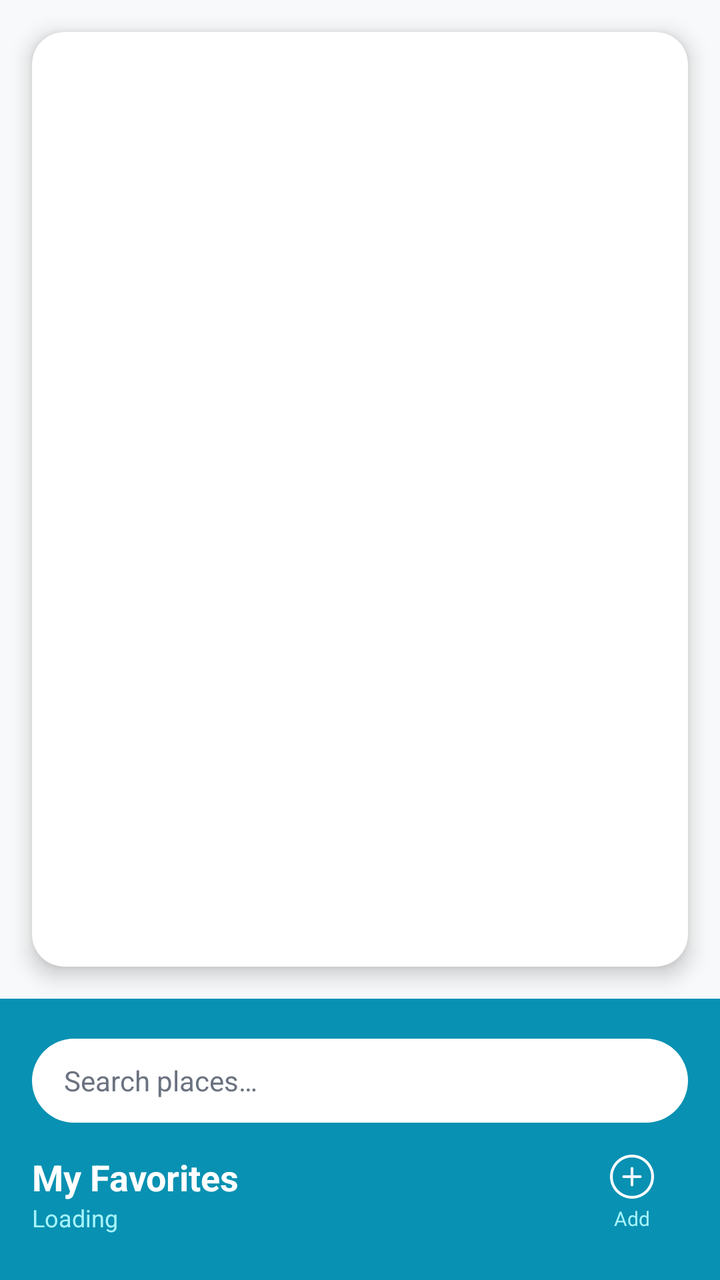
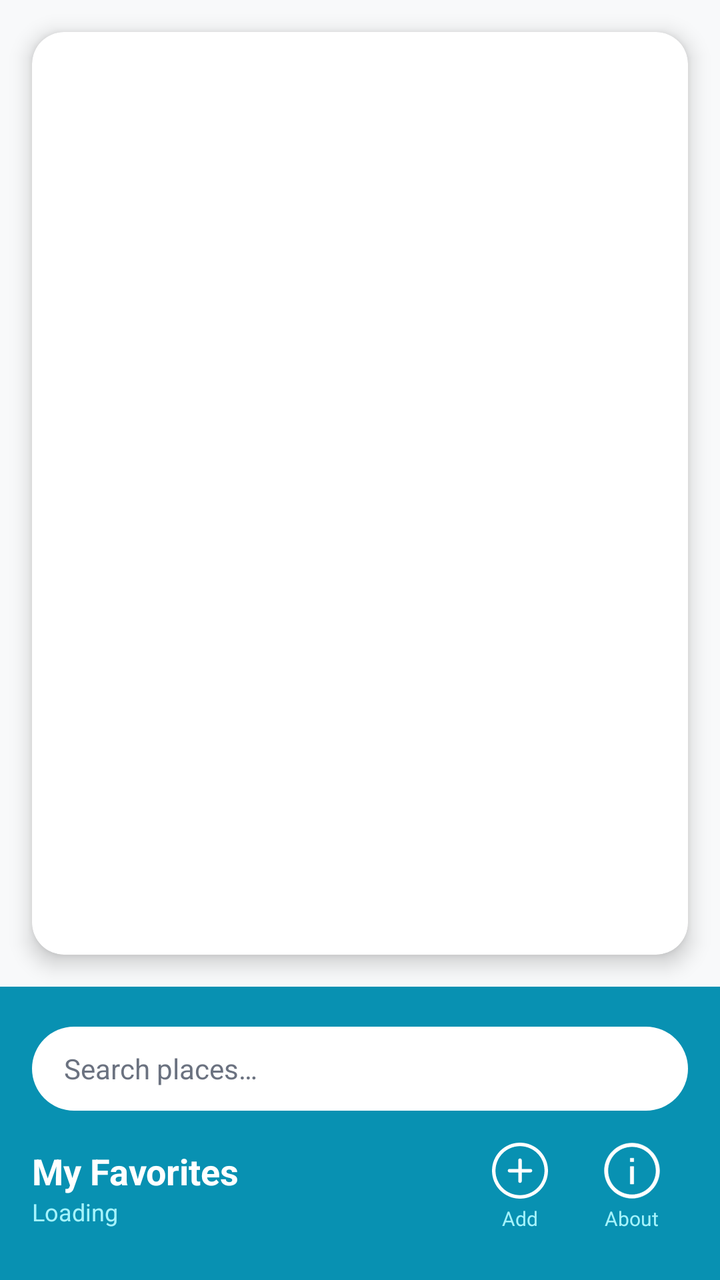

Before-and-after screenshots of an Android layout around one commit, followed by the original layout XML and the change that was made.
<!-- AndroidManifest.xml: application theme Theme.Favorite -->
<!-- res/layout/activity_main.xml -->
<?xml version="1.0" encoding="utf-8"?>
<LinearLayout xmlns:android="http://schemas.android.com/apk/res/android"
    xmlns:app="http://schemas.android.com/apk/res-auto"
    xmlns:tools="http://schemas.android.com/tools"
    android:layout_width="match_parent"
    android:layout_height="match_parent"
    android:orientation="vertical"
    android:background="#F8F9FA"
    tools:context=".Controllers.MainController">

    <com.google.android.material.card.MaterialCardView
        android:layout_width="match_parent"
        android:layout_height="wrap_content"
        android:layout_margin="16dp"
        app:cardCornerRadius="16dp"
        app:cardElevation="6dp"
        android:layout_weight="1"
        app:cardBackgroundColor="@color/white">
    <ListView
        android:id="@+id/listView"
        android:layout_width="match_parent"
        android:layout_height="wrap_content"
        android:divider="@color/border_color"
        android:dividerHeight="1dp"
        android:listSelector="@android:color/transparent"  />

    </com.google.android.material.card.MaterialCardView>

    <LinearLayout
        android:orientation="vertical"
        android:background="@color/purple_500"
        android:paddingTop="20dp"
        android:paddingBottom="20dp"
        android:paddingLeft="16dp"
        android:paddingRight="16dp"
        android:layout_width="match_parent"
        android:layout_height="wrap_content">

        <EditText
            android:id="@+id/search_place"
            android:layout_width="match_parent"
            android:layout_height="42dp"
            android:layout_marginBottom="12dp"
            android:paddingLeft="16dp"
            android:paddingRight="16dp"
            android:hint="Search places…"
            android:background="@drawable/bg_search_pill"
            android:textColor="@color/text_primary"
            android:textColorHint="@color/text_gray"
            android:textSize="14sp" />
        <LinearLayout
            android:layout_width="match_parent"
            android:layout_height="wrap_content"
            android:orientation="horizontal"
            android:gravity="center_vertical">

            
            <LinearLayout
                android:layout_weight="1"
                android:orientation="vertical"
                android:layout_width="0dp"
                android:layout_height="wrap_content">

                <TextView
                    android:text="@string/title_toolBar"
                    android:textSize="18sp"
                    android:textStyle="bold"
                    android:textColor="@color/white"
                    android:layout_width="wrap_content"
                    android:layout_height="wrap_content" />

                <TextView
                    android:id="@+id/number_of_social"
                    android:text="@string/num_places"
                    android:textSize="12sp"
                    android:textColor="@color/header_subtitle"
                    android:layout_width="wrap_content"
                    android:layout_height="wrap_content" />
            </LinearLayout>


            
            <LinearLayout
                android:onClick="openPlaceSaver"
                android:orientation="vertical"
                android:gravity="center"
                android:layout_width="56dp"
                android:layout_height="wrap_content"
                android:paddingTop="4dp"
                android:paddingBottom="4dp">
                <ImageView
                    android:src="@drawable/plus"
                    android:layout_width="22dp"
                    android:layout_height="22dp" />
                <TextView
                    android:text="Add"
                    android:textSize="10sp"
                    android:textColor="@color/header_subtitle"
                    android:layout_marginTop="3dp"
                    android:layout_width="wrap_content"
                    android:layout_height="wrap_content" />
            </LinearLayout>

        </LinearLayout>
    </LinearLayout>

</LinearLayout>
<!-- resources referenced by this layout -->
<resources>
  <color name="border_color">#A5F3FC</color>
  <color name="header_subtitle">#A5F3FC</color>
  <color name="purple_500">#0891B2</color>
  <color name="text_gray">#6B7280</color>
  <color name="text_primary">#0C4A6E</color>
  <color name="white">#FFFFFFFF</color>
  <!-- drawable bg_search_pill (drawable) -->
  <?xml version="1.0" encoding="utf-8"?>
  <shape xmlns:android="http://schemas.android.com/apk/res/android"
      android:shape="rectangle">
      <corners android:radius="21dp" />
      <solid android:color="@color/surface" />
  </shape>
  <!-- drawable plus (drawable) -->
  <vector xmlns:android="http://schemas.android.com/apk/res/android" android:height="30dp" android:viewportHeight="32" android:viewportWidth="32" android:width="30dp">
        
      <path android:fillColor="#ffffff" android:fillType="evenOdd" android:pathData="M16,30C8.268,30 2,23.73 2,16C2,8.27 8.268,2 16,2C23.732,2 30,8.27 30,16C30,23.73 23.732,30 16,30L16,30ZM16,0C7.163,0 0,7.16 0,16C0,24.84 7.163,32 16,32C24.837,32 32,24.84 32,16C32,7.16 24.837,0 16,0L16,0ZM22,15L17,15L17,10C17,9.45 16.553,9 16,9C15.447,9 15,9.45 15,10L15,15L10,15C9.447,15 9,15.45 9,16C9,16.55 9.447,17 10,17L15,17L15,22C15,22.55 15.447,23 16,23C16.553,23 17,22.55 17,22L17,17L22,17C22.553,17 23,16.55 23,16C23,15.45 22.553,15 22,15L22,15Z" android:strokeColor="#00000000" android:strokeWidth="1"/>
      
  </vector>
  <string name="num_places">Loading</string>
  <string name="title_toolBar">My Favorites</string>
  <style name="Theme.Favorite" parent="Theme.MaterialComponents.Light.NoActionBar">
          
          <item name="colorPrimary">@color/primary_purple</item>
          <item name="colorPrimaryVariant">@color/primary_dark</item>
          <item name="colorOnPrimary">@color/white</item>
          
          <item name="colorSecondary">@color/primary_light</item>
          <item name="colorSecondaryVariant">@color/primary_dark</item>
          <item name="colorOnSecondary">@color/white</item>
          
          <item name="android:statusBarColor">@color/primary_purple</item>
          <item name="android:windowLightStatusBar" tools:targetApi="23">false</item>
          
          <item name="colorSurface">@color/surface</item>
          <item name="colorOnSurface">@color/text_primary</item>
          <item name="android:colorBackground">@color/background_dark</item>
          
          <item name="boxStrokeColor">@color/primary_purple</item>
      </style>
  <color name="surface">#FFFFFF</color>
  <color name="primary_purple">#0891B2</color>
  <color name="primary_dark">#0E7490</color>
  <color name="primary_light">#67E8F9</color>
  <color name="background_dark">#E0F7FA</color>
</resources>

<!-- the commit's change to res/layout/activity_main.xml (unified diff, before → after) -->
@@ -1,104 +1,33 @@
 <?xml version="1.0" encoding="utf-8"?>
 <LinearLayout xmlns:android="http://schemas.android.com/apk/res/android"
     xmlns:app="http://schemas.android.com/apk/res-auto"
-    xmlns:tools="http://schemas.android.com/tools"
-    android:layout_width="match_parent"
-    android:layout_height="match_parent"
-    android:orientation="vertical"
-    android:background="#F8F9FA"
-    tools:context=".Controllers.MainController">
+    xmlns:tools="http://schemas.android.com/tools" android:layout_width="match_parent" android:layout_height="match_parent" android:orientation="vertical" android:background="#F8F9FA" tools:context=".Controllers.MainController">
 
-    <com.google.android.material.card.MaterialCardView
-        android:layout_width="match_parent"
-        android:layout_height="wrap_content"
-        android:layout_margin="16dp"
-        app:cardCornerRadius="16dp"
-        app:cardElevation="6dp"
-        android:layout_weight="1"
-        app:cardBackgroundColor="@color/white">
-    <ListView
-        android:id="@+id/listView"
-        android:layout_width="match_parent"
-        android:layout_height="wrap_content"
-        android:divider="@color/border_color"
-        android:dividerHeight="1dp"
-        android:listSelector="@android:color/transparent"  />
+    <com.google.android.material.card.MaterialCardView android:layout_width="match_parent" android:layout_height="wrap_content" android:layout_margin="16dp" app:cardCornerRadius="16dp" app:cardElevation="6dp" android:layout_weight="1" app:cardBackgroundColor="@color/white">
+        <ListView android:id="@+id/listView" android:layout_width="match_parent" android:layout_height="wrap_content" android:divider="@android:color/transparent" android:dividerHeight="8dp" android:listSelector="@android:color/transparent" />
 
     </com.google.android.material.card.MaterialCardView>
 
-    <LinearLayout
-        android:orientation="vertical"
-        android:background="@color/purple_500"
-        android:paddingTop="20dp"
-        android:paddingBottom="20dp"
-        android:paddingLeft="16dp"
-        android:paddingRight="16dp"
-        android:layout_width="match_parent"
-        android:layout_height="wrap_content">
+    <LinearLayout android:orientation="vertical" android:background="@color/purple_500" android:paddingTop="20dp" android:paddingBottom="20dp" android:paddingLeft="16dp" android:paddingRight="16dp" android:layout_width="match_parent" android:layout_height="wrap_content">
 
-        <EditText
-            android:id="@+id/search_place"
-            android:layout_width="match_parent"
-            android:layout_height="42dp"
-            android:layout_marginBottom="12dp"
-            android:paddingLeft="16dp"
-            android:paddingRight="16dp"
-            android:hint="Search places…"
-            android:background="@drawable/bg_search_pill"
-            android:textColor="@color/text_primary"
-            android:textColorHint="@color/text_gray"
-            android:textSize="14sp" />
-        <LinearLayout
-            android:layout_width="match_parent"
-            android:layout_height="wrap_content"
-            android:orientation="horizontal"
-            android:gravity="center_vertical">
+        <EditText android:id="@+id/search_place" android:layout_width="match_parent" android:layout_height="42dp" android:layout_marginBottom="12dp" android:paddingLeft="16dp" android:paddingRight="16dp" android:hint="Search places…" android:background="@drawable/bg_search_pill" android:textColor="@color/text_primary" android:textColorHint="@color/text_gray" android:textSize="14sp" />
+        <LinearLayout android:layout_width="match_parent" android:layout_height="wrap_content" android:orientation="horizontal" android:gravity="center_vertical">
 
-            
-            <LinearLayout
-                android:layout_weight="1"
-                android:orientation="vertical"
-                android:layout_width="0dp"
-                android:layout_height="wrap_content">
+            <LinearLayout android:layout_weight="1" android:orientation="vertical" android:layout_width="0dp" android:layout_height="wrap_content">
 
-                <TextView
-                    android:text="@string/title_toolBar"
-                    android:textSize="18sp"
-                    android:textStyle="bold"
-                    android:textColor="@color/white"
-                    android:layout_width="wrap_content"
-                    android:layout_height="wrap_content" />
+                <TextView android:text="@string/title_toolBar" android:textSize="18sp" android:textStyle="bold" android:textColor="@color/white" android:layout_width="wrap_content" android:layout_height="wrap_content" />
 
-                <TextView
-                    android:id="@+id/number_of_social"
-                    android:text="@string/num_places"
-                    android:textSize="12sp"
-                    android:textColor="@color/header_subtitle"
-                    android:layout_width="wrap_content"
-                    android:layout_height="wrap_content" />
+                <TextView android:id="@+id/number_of_social" android:text="@string/num_places" android:textSize="12sp" android:textColor="@color/header_subtitle" android:layout_width="wrap_content" android:layout_height="wrap_content" />
             </LinearLayout>
 
 
-            
-            <LinearLayout
-                android:onClick="openPlaceSaver"
-                android:orientation="vertical"
-                android:gravity="center"
-                android:layout_width="56dp"
-                android:layout_height="wrap_content"
-                android:paddingTop="4dp"
-                android:paddingBottom="4dp">
-                <ImageView
-                    android:src="@drawable/plus"
-                    android:layout_width="22dp"
-                    android:layout_height="22dp" />
-                <TextView
-                    android:text="Add"
-                    android:textSize="10sp"
-                    android:textColor="@color/header_subtitle"
-                    android:layout_marginTop="3dp"
-                    android:layout_width="wrap_content"
-                    android:layout_height="wrap_content" />
+            <LinearLayout android:onClick="openPlaceSaver" android:orientation="vertical" android:gravity="center" android:layout_width="56dp" android:layout_height="wrap_content" android:paddingTop="4dp" android:paddingBottom="4dp">
+                <ImageView android:src="@drawable/plus" android:layout_width="28dp" android:layout_height="28dp" />
+                <TextView android:text="Add" android:textSize="10sp" android:textColor="@color/header_subtitle" android:layout_marginTop="3dp" android:layout_width="wrap_content" android:layout_height="wrap_content" />
+            </LinearLayout>
+            <LinearLayout android:onClick="openAboutPage" android:orientation="vertical" android:gravity="center" android:layout_width="56dp" android:layout_height="wrap_content" android:paddingTop="4dp" android:paddingBottom="4dp">
+                <ImageView android:src="@drawable/about" android:layout_width="28dp" android:layout_height="28dp" />
+                <TextView android:text="About" android:textSize="10sp" android:textColor="@color/header_subtitle" android:layout_marginTop="3dp" android:layout_width="wrap_content" android:layout_height="wrap_content" />
             </LinearLayout>
 
         </LinearLayout>
<!-- resource entries referenced after the edit -->
@@ -1,11 +1,32 @@
 <!-- resources referenced by this layout -->
 <resources>
-  <color name="border_color">#A5F3FC</color>
   <color name="header_subtitle">#A5F3FC</color>
   <color name="purple_500">#0891B2</color>
   <color name="text_gray">#6B7280</color>
   <color name="text_primary">#0C4A6E</color>
   <color name="white">#FFFFFFFF</color>
+  <!-- drawable about (drawable) -->
+  <vector xmlns:android="http://schemas.android.com/apk/res/android"
+      android:width="800dp"
+      android:height="800dp"
+      android:viewportWidth="128"
+      android:viewportHeight="128">
+    <path
+        android:strokeWidth="1"
+        android:pathData="M64,1C29.3,1 1,29.3 1,64s28.3,63 63,63s63,-28.3 63,-63S98.7,1 64,1zM64,119C33.7,119 9,94.3 9,64S33.7,9 64,9s55,24.7 55,55S94.3,119 64,119z"
+        android:fillColor="#ffffff"
+        android:strokeColor="#ffffff"/>
+    <path
+        android:strokeWidth="1"
+        android:pathData="M60,54.5h8v40h-8z"
+        android:fillColor="#ffffff"
+        android:strokeColor="#ffffff"/>
+    <path
+        android:strokeWidth="1"
+        android:pathData="M60,35.5h8v8h-8z"
+        android:fillColor="#ffffff"
+        android:strokeColor="#ffffff"/>
+  </vector>
   <!-- drawable bg_search_pill (drawable) -->
   <?xml version="1.0" encoding="utf-8"?>
   <shape xmlns:android="http://schemas.android.com/apk/res/android"
